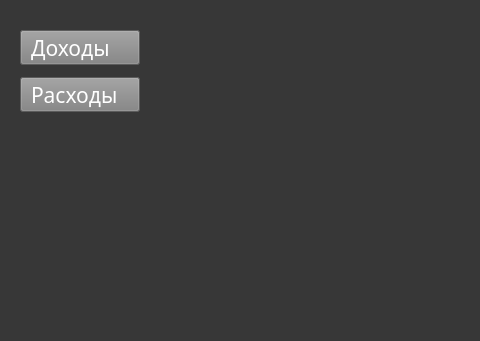
This is ui/main.ui in Protocs/OkayMoney as Qt 5 draws it before an edit; both pictures show x 0 to 480 and y 0 to 341 of the 1102 by 670 pixel window. The edited form follows.
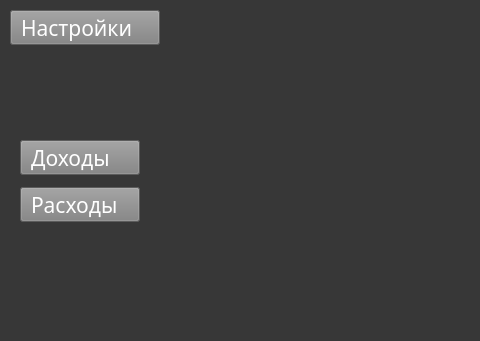
This is the edited form.

Commit message: Добавил кнопку "Настройки" в интерфейс главного окна

Diff of the .ui file:
```diff
--- a/ui/main.ui
+++ b/ui/main.ui
@@ -173,7 +173,7 @@
     <property name="geometry">
      <rect>
       <x>20</x>
-      <y>20</y>
+      <y>130</y>
       <width>131</width>
       <height>101</height>
      </rect>
@@ -353,6 +353,42 @@
      </item>
     </layout>
    </widget>
+   <widget class="QPushButton" name="settings_btn">
+    <property name="geometry">
+     <rect>
+      <x>10</x>
+      <y>10</y>
+      <width>150</width>
+      <height>35</height>
+     </rect>
+    </property>
+    <property name="minimumSize">
+     <size>
+      <width>150</width>
+      <height>35</height>
+     </size>
+    </property>
+    <property name="maximumSize">
+     <size>
+      <width>160</width>
+      <height>35</height>
+     </size>
+    </property>
+    <property name="font">
+     <font>
+      <family>Gotham Pro Medium</family>
+      <pointsize>16</pointsize>
+     </font>
+    </property>
+    <property name="styleSheet">
+     <string notr="true">text-align:left;
+padding-left:10px;
+background-color: rgb(129, 129, 129);</string>
+    </property>
+    <property name="text">
+     <string>Настройки</string>
+    </property>
+   </widget>
   </widget>
   <widget class="QMenuBar" name="menubar">
    <property name="geometry">
```
Left out of the diff: 2 changed lines with no effect on the pictures.
